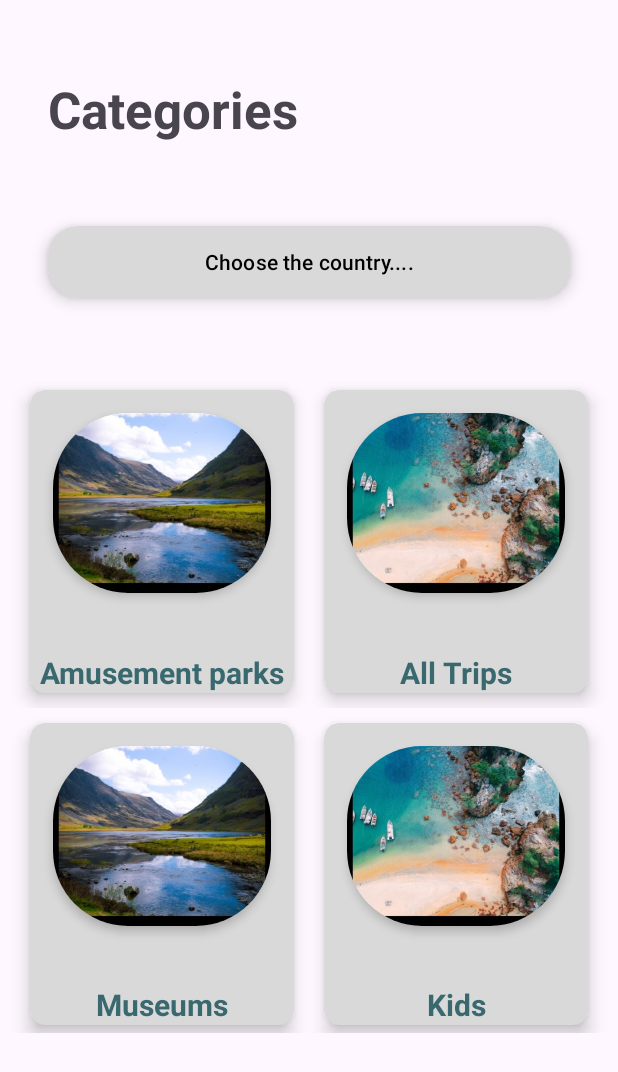
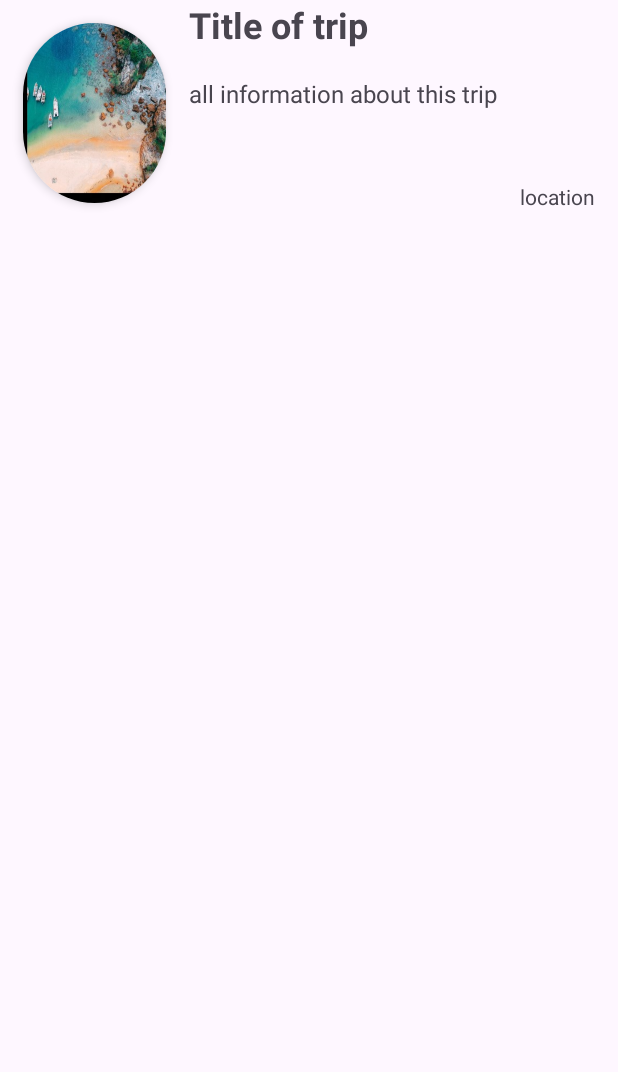
Before and after one commit to elchanan1357/TravelTrip, an Android app: the screen it shows after launch (MainActivity), on a phone screen of 412 x 824 dp. Shown: the top 1072 px of the screen. Run offline under Robolectric (Android 15) with nearby library versions, the phone set to English and light mode, and no system bars.

Commit message:
create xml of all trips and for all row in recyclerView

```diff
--- a/app/src/main/java/com/example/traveltrip/MainActivity.kt
+++ b/app/src/main/java/com/example/traveltrip/MainActivity.kt
@@ -9,6 +9,6 @@ import androidx.core.view.WindowInsetsCompat
 class MainActivity : AppCompatActivity() {
     override fun onCreate(savedInstanceState: Bundle?) {
         super.onCreate(savedInstanceState)
-        setContentView(R.layout.categories)
+        setContentView(R.layout.row_trip)
     }
 }
--- /dev/null
+++ b/app/src/main/res/layout/row_trip.xml
@@ -0,0 +1,74 @@
+<?xml version="1.0" encoding="utf-8"?>
+<androidx.constraintlayout.widget.ConstraintLayout xmlns:android="http://schemas.android.com/apk/res/android"
+    xmlns:app="http://schemas.android.com/apk/res-auto"
+    xmlns:tools="http://schemas.android.com/tools"
+    android:layout_width="match_parent"
+    android:layout_height="match_parent">
+
+    <LinearLayout
+        android:layout_width="match_parent"
+        android:layout_height="wrap_content"
+        android:orientation="horizontal"
+        tools:layout_editor_absoluteX="150dp">
+
+        <androidx.cardview.widget.CardView
+            android:layout_width="0dp"
+            android:layout_height="120dp"
+            android:layout_margin="15dp"
+            android:layout_weight="1"
+            app:cardCornerRadius="50dp"
+            app:cardElevation="4dp">
+
+            <FrameLayout
+                android:layout_width="match_parent"
+                android:layout_height="match_parent">
+
+                <ImageButton
+                    android:id="@+id/img"
+                    android:layout_width="110dp"
+                    android:layout_height="match_parent"
+                    android:background="@null"
+                    android:scaleType="fitXY"
+                    app:srcCompat="@drawable/view2" />
+            </FrameLayout>
+        </androidx.cardview.widget.CardView>
+
+        <LinearLayout
+            android:layout_width="0dp"
+            android:layout_height="match_parent"
+            android:layout_weight="3"
+            android:orientation="vertical">
+
+            <TextView
+                android:id="@+id/textView17"
+                android:layout_width="match_parent"
+                android:layout_height="wrap_content"
+                android:layout_weight="2"
+                android:gravity="start"
+                android:text="Title of trip"
+                android:textSize="24sp"
+                android:textStyle="bold" />
+
+            <TextView
+                android:id="@+id/textView18"
+                android:layout_width="match_parent"
+                android:layout_height="wrap_content"
+                android:layout_weight="5"
+                android:gravity="start"
+                android:text="all information about this trip"
+                android:textSize="16sp" />
+
+            <TextView
+                android:id="@+id/textView19"
+                android:layout_width="match_parent"
+                android:layout_height="wrap_content"
+                android:layout_weight="1"
+                android:gravity="end"
+                android:paddingEnd="15dp"
+                android:text="location" />
+
+        </LinearLayout>
+
+    </LinearLayout>
+
+</androidx.constraintlayout.widget.ConstraintLayout>
```
Also changed, not shown: app/src/main/res/layout/trips.xml (+45 -0 lines).
